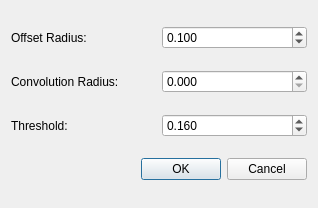
Above: demo/Polyhedron/Plugins/Point_set/Features_detection_plugin.ui from CGAL/releases before the change. Below: the same form after it.
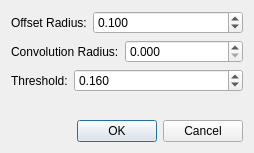
That is the form after the change.

The edit to the form file:
```diff
--- a/demo/Polyhedron/Plugins/Point_set/Features_detection_plugin.ui
+++ b/demo/Polyhedron/Plugins/Point_set/Features_detection_plugin.ui
@@ -6,8 +6,8 @@
    <rect>
     <x>0</x>
     <y>0</y>
-    <width>318</width>
-    <height>208</height>
+    <width>254</width>
+    <height>153</height>
    </rect>
   </property>
   <property name="windowTitle">
@@ -15,7 +15,7 @@
   </property>
   <layout class="QVBoxLayout" name="verticalLayout">
    <item>
-    <layout class="QHBoxLayout" name="horizontalLayout">
+    <layout class="QHBoxLayout" name="horizontalLayout" stretch="0,1">
      <item>
       <widget class="QLabel" name="label">
        <property name="text">
@@ -39,7 +39,7 @@
     </layout>
    </item>
    <item>
-    <layout class="QHBoxLayout" name="horizontalLayout_3">
+    <layout class="QHBoxLayout" name="horizontalLayout_3" stretch="0,1">
      <item>
       <widget class="QLabel" name="label_2">
        <property name="text">
@@ -60,7 +60,7 @@
     </layout>
    </item>
    <item>
-    <layout class="QHBoxLayout" name="horizontalLayout_2">
+    <layout class="QHBoxLayout" name="horizontalLayout_2" stretch="0,1">
      <item>
       <widget class="QLabel" name="label_3">
        <property name="text">
@@ -83,6 +83,19 @@
      </item>
     </layout>
    </item>
+   <item>
+    <spacer name="verticalSpacer">
+     <property name="orientation">
+      <enum>Qt::Vertical</enum>
+     </property>
+     <property name="sizeHint" stdset="0">
+      <size>
+       <width>20</width>
+       <height>40</height>
+      </size>
+     </property>
+    </spacer>
+   </item>
    <item>
     <widget class="QDialogButtonBox" name="buttonBox">
      <property name="orientation">
```
Left out of the diff: 2 changed lines with no effect on the pictures.
